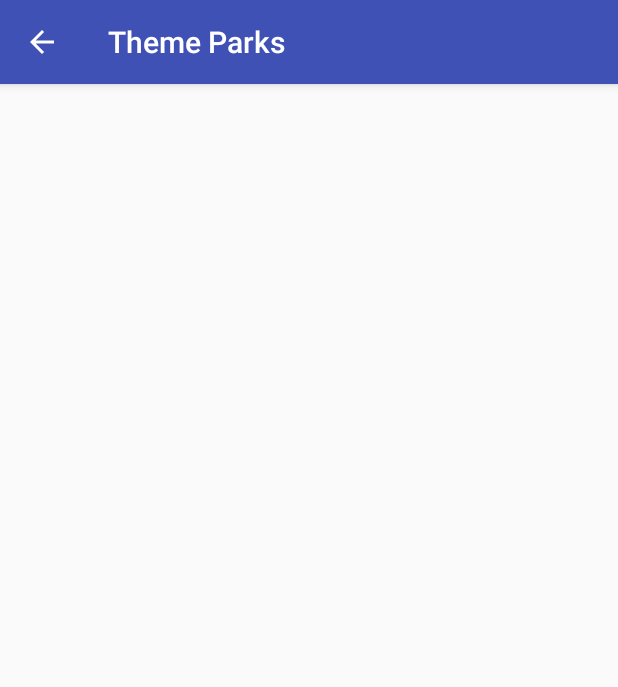
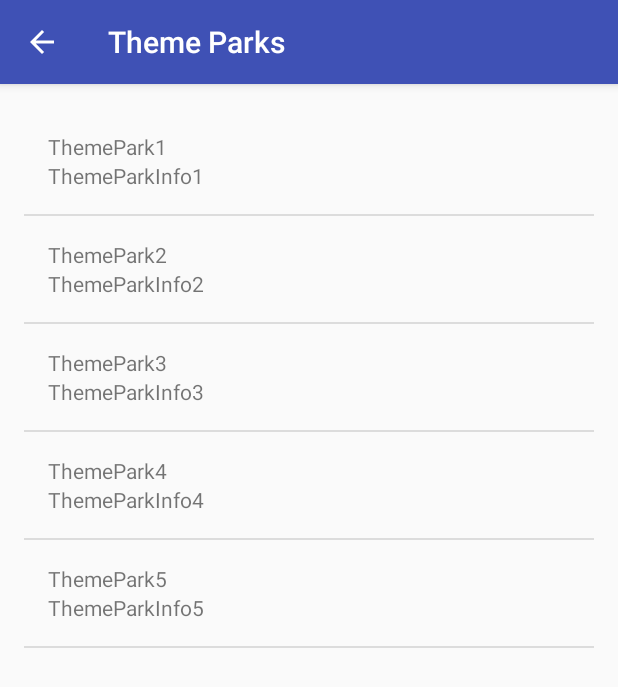
Before and after one commit to Ed-Ramos/TourGuideApp, an Android app: the ThemeParksActivity screen opened directly, with no data from a screen before it, on a phone screen of 412 x 824 dp. Shown: the top 687 px of the screen. Run offline under Robolectric (Android 15) with nearby library versions, the phone set to English and light mode, and no system bars.

Commit message:
created custom ArrayAdapter called Location Adapter.  Info appears for the theme park category

```diff
--- /dev/null
+++ b/app/src/main/java/com/example/android/tourguideapp/LocationAdapter.java
@@ -0,0 +1,50 @@
+package com.example.android.tourguideapp;
+
+import android.app.Activity;
+import android.view.LayoutInflater;
+import android.view.View;
+import android.view.ViewGroup;
+import android.widget.ArrayAdapter;
+import android.widget.TextView;
+
+import java.util.ArrayList;
+
+/**
+ * Created by Edwin on 7/15/2017.
+ */
+
+public class LocationAdapter extends ArrayAdapter<Location> {
+
+
+    public LocationAdapter(Activity context, ArrayList<Location> locations) {
+        super(context, 0, locations);
+    }
+
+    @Override
+    public View getView(int position,  View convertView,  ViewGroup parent) {
+        // Check if the existing view is being reused, otherwise inflate the view
+        View listItemView = convertView;
+        if(listItemView == null) {
+            listItemView = LayoutInflater.from(getContext()).inflate(
+                    R.layout.list_item, parent, false);
+
+        }
+
+        // Get the {@link Location} object located at this position in the list
+        Location currentLocation = getItem(position);
+
+        // Find the TextView in the list_item.xml layout with the ID name_text_view
+        TextView nameTextView = (TextView) listItemView.findViewById(R.id.name_text_view);
+        // Get the location name from the current Location object and
+        // set this text on the name TextView
+        nameTextView.setText(currentLocation.getName());
+
+        // Find the TextView in the list_item.xml layout with the ID info_text_view
+        TextView numberTextView = (TextView) listItemView.findViewById(R.id.info_text_view);
+        // Get the location info from the current Location object and
+        // set this text on the Info TextView
+        numberTextView.setText(currentLocation.getInfo());
+
+        return listItemView;
+    }
+}
--- a/app/src/main/java/com/example/android/tourguideapp/ThemeParksActivity.java
+++ b/app/src/main/java/com/example/android/tourguideapp/ThemeParksActivity.java
@@ -1,7 +1,8 @@
 package com.example.android.tourguideapp;
 
+import android.os.Bundle;
 import android.support.v7.app.AppCompatActivity;
-import android.os.Bundle;
+import android.widget.ListView;
 
 import java.util.ArrayList;
 
@@ -22,5 +23,13 @@ public class ThemeParksActivity extends AppCompatActivity {
         locations.add(new Location("ThemePark5","ThemeParkInfo5"));
 
 
+        LocationAdapter  adapter =
+                new LocationAdapter(this,locations);
+
+        ListView listView = (ListView) findViewById(R.id.list);
+
+        listView.setAdapter(adapter);
+
+
     }
 }
--- a/app/src/main/res/layout/activity_theme_parks.xml
+++ b/app/src/main/res/layout/activity_theme_parks.xml
@@ -1,9 +1,15 @@
 <?xml version="1.0" encoding="utf-8"?>
-<android.support.constraint.ConstraintLayout xmlns:android="http://schemas.android.com/apk/res/android"
-    xmlns:app="http://schemas.android.com/apk/res-auto"
+<ListView
+    xmlns:android="http://schemas.android.com/apk/res/android"
     xmlns:tools="http://schemas.android.com/tools"
+    android:id="@+id/list"
+    android:orientation="vertical"
     android:layout_width="match_parent"
     android:layout_height="match_parent"
+    android:paddingLeft="16dp"
+    android:paddingRight="16dp"
+    android:paddingTop="16dp"
+    android:paddingBottom="16dp"
     tools:context="com.example.android.tourguideapp.ThemeParksActivity">
 
-</android.support.constraint.ConstraintLayout>
+</ListView>
--- a/app/src/main/res/layout/list_item.xml
+++ b/app/src/main/res/layout/list_item.xml
@@ -19,6 +19,7 @@
         android:layout_height="wrap_content"
         tools:text="info1" />
 
+     <!--
     <RatingBar
         android:id="@+id/rating_bar"
         style="?android:attr/ratingBarStyleSmall"
@@ -26,6 +27,6 @@
         android:layout_height="wrap_content"
         android:numStars="5"
         android:rating="2.5"
-        android:stepSize="0.5" />
+        android:stepSize="0.5" />  -->
 
 </LinearLayout>
```
